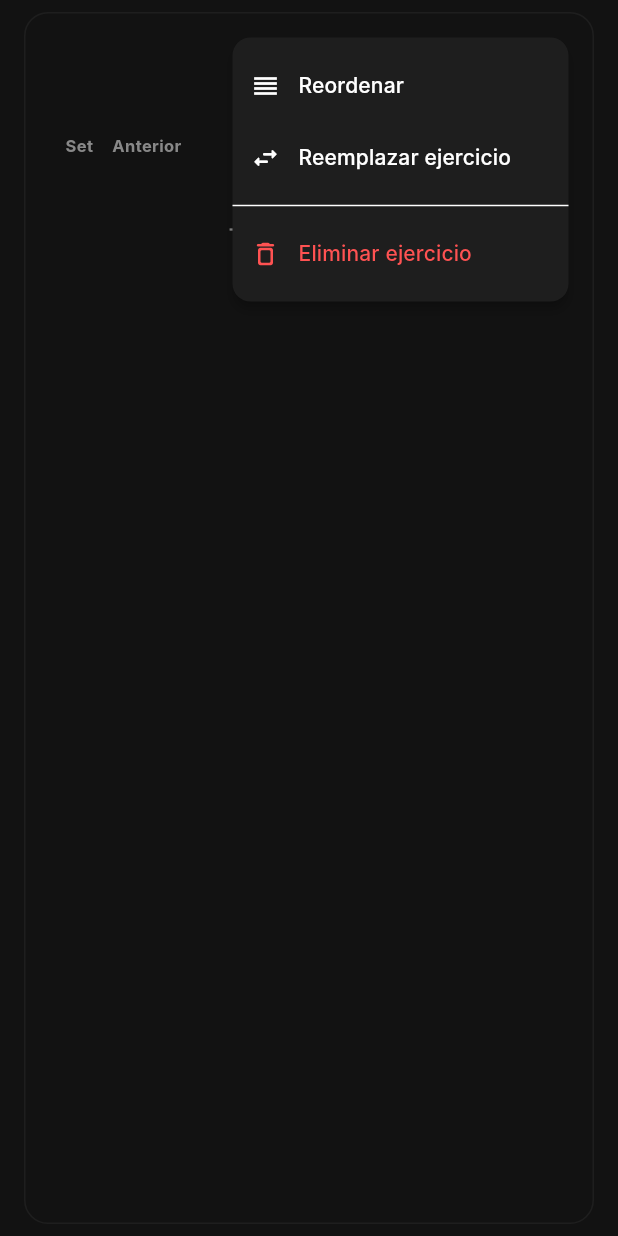
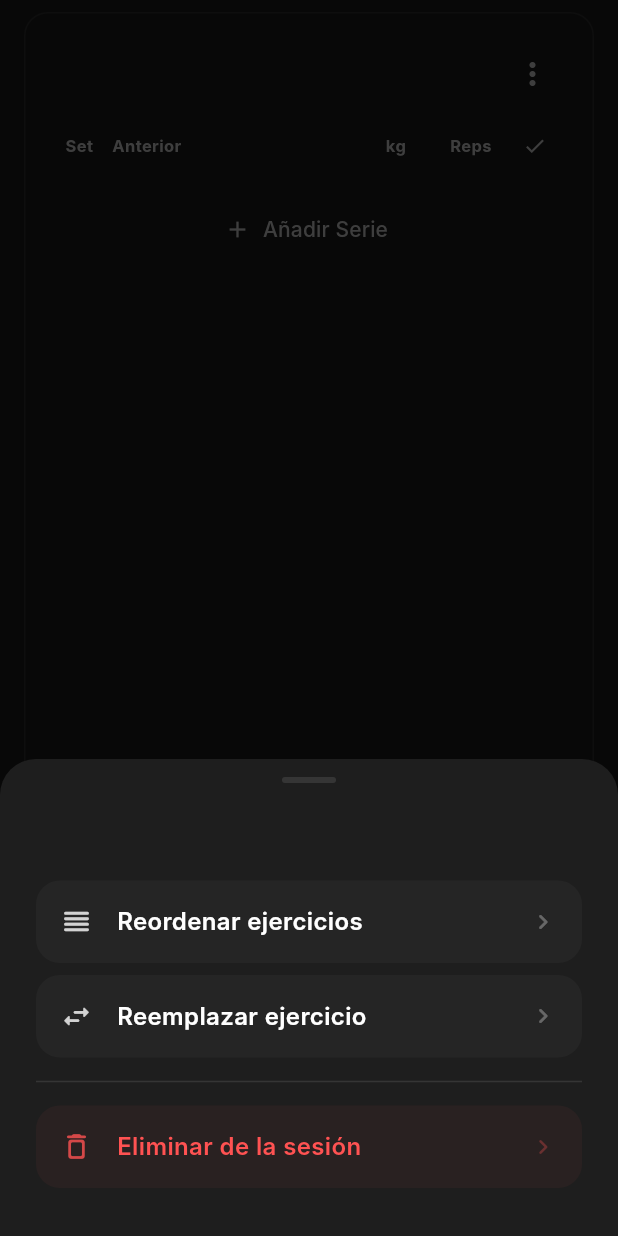
Before and after one commit to Guerrero018/Heft-App, a Flutter app: the _ActiveExerciseCard widget shown alone on an empty page, opened directly with empty values, after a tap on the "more vert" icon, on a phone screen of 412 x 824 dp. Run offline on Flutter 3.47's test engine with Material 3 defaults, Android fonts, the phone set to English and light mode, and no system bars; our stand-ins replace cached_network_image, dio, flutter_dotenv, flutter_riverpod, flutter_secure_storage, google_sign_in and 1 more; accounts and stored records are empty; network calls fail; Roboto replaces fonts that are missing (Inter).

Commit message:
feat: replace swipe actions with premium bottom action sheet for exercise management

```diff
--- a/frontend/lib/features/live_workout/domain/live_workout_state.dart
+++ b/frontend/lib/features/live_workout/domain/live_workout_state.dart
@@ -73,10 +73,7 @@ class ActiveExercise {
   final RoutineExercise routineExercise;
   final List<WorkoutSetData> sets;
 
-  ActiveExercise({
-    required this.routineExercise,
-    required this.sets,
-  });
+  ActiveExercise({required this.routineExercise, required this.sets});
 
   ActiveExercise copyWith({
     RoutineExercise? routineExercise,
--- a/frontend/lib/features/live_workout/presentation/screens/live_workout_screen.dart
+++ b/frontend/lib/features/live_workout/presentation/screens/live_workout_screen.dart
@@ -211,7 +211,11 @@ class LiveWorkoutScreen extends ConsumerWidget {
                   color: Colors.white.withOpacity(0.05),
                   shape: BoxShape.circle,
                 ),
-                child: const Icon(Icons.settings_outlined, color: AppTheme.hintColor, size: 20),
+                child: const Icon(
+                  Icons.settings_outlined,
+                  color: AppTheme.hintColor,
+                  size: 20,
+                ),
               ),
               onPressed: () => _showSettings(context, ref),
             ),
@@ -247,7 +251,9 @@ class LiveWorkoutScreen extends ConsumerWidget {
                       onPressed: () async {
                         final newExercise = await Navigator.of(context).push(
                           MaterialPageRoute(
-                            builder: (context) => const ExerciseCatalogScreen(isSelectionMode: true),
+                            builder: (context) => const ExerciseCatalogScreen(
+                              isSelectionMode: true,
+                            ),
                           ),
                         );
 
@@ -264,16 +270,22 @@ class LiveWorkoutScreen extends ConsumerWidget {
                             targetReps: 10,
                             targetWeight: 0,
                           );
-                          ref.read(liveWorkoutProvider.notifier).addExercise(routineEx);
+                          ref
+                              .read(liveWorkoutProvider.notifier)
+                              .addExercise(routineEx);
                         }
                       },
                       icon: const Icon(Icons.add_rounded),
                       label: const Text('AÑADIR EJERCICIO'),
                       style: OutlinedButton.styleFrom(
                         foregroundColor: AppTheme.primaryColor,
-                        side: BorderSide(color: AppTheme.primaryColor.withOpacity(0.5)),
+                        side: BorderSide(
+                          color: AppTheme.primaryColor.withOpacity(0.5),
+                        ),
                         padding: const EdgeInsets.symmetric(vertical: 16),
-                        shape: RoundedRectangleBorder(borderRadius: BorderRadius.circular(12)),
+                        shape: RoundedRectangleBorder(
+                          borderRadius: BorderRadius.circular(12),
+                        ),
                       ),
                     ),
                   ),
@@ -291,11 +303,19 @@ class LiveWorkoutScreen extends ConsumerWidget {
                           height: 45,
                           child: IconButton(
                             onPressed: () => _confirmCancel(context, ref),
-                            icon: const Icon(Icons.delete_outline_rounded, color: Colors.redAccent, size: 20),
+                            icon: const Icon(
+                              Icons.delete_outline_rounded,
+                              color: Colors.redAccent,
+                              size: 20,
+                            ),
                             padding: EdgeInsets.zero,
                             style: IconButton.styleFrom(
-                              backgroundColor: Colors.redAccent.withOpacity(0.1),
-                              shape: RoundedRectangleBorder(borderRadius: BorderRadius.circular(12)),
+                              backgroundColor: Colors.redAccent.withOpacity(
+                                0.1,
+                              ),
+                              shape: RoundedRectangleBorder(
+                                borderRadius: BorderRadius.circular(12),
+                              ),
                             ),
                           ),
                         ),
@@ -304,14 +324,18 @@ class LiveWorkoutScreen extends ConsumerWidget {
                         Expanded(
                           child: ElevatedButton(
                             onPressed: () async {
-                              await ref.read(liveWorkoutProvider.notifier).finishWorkout();
+                              await ref
+                                  .read(liveWorkoutProvider.notifier)
+                                  .finishWorkout();
                               if (context.mounted) Navigator.of(context).pop();
                             },
                             style: ElevatedButton.styleFrom(
                               backgroundColor: AppTheme.primaryColor,
                               foregroundColor: Colors.black,
                               padding: const EdgeInsets.symmetric(vertical: 16),
-                              shape: RoundedRectangleBorder(borderRadius: BorderRadius.circular(12)),
+                              shape: RoundedRectangleBorder(
+                                borderRadius: BorderRadius.circular(12),
+                              ),
                             ),
                             child: const Text(
                               'FINALIZAR ENTRENAMIENTO',
@@ -389,7 +413,10 @@ class _ActiveExerciseCard extends ConsumerWidget {
       context: context,
       builder: (ctx) => AlertDialog(
         backgroundColor: AppTheme.surfaceColor,
-        title: const Text('Eliminar Ejercicio', style: TextStyle(color: Colors.white)),
+        title: const Text(
+          'Eliminar Ejercicio',
+          style: TextStyle(color: Colors.white),
+        ),
         content: const Text(
           '¿Estás seguro de que quieres eliminar este ejercicio de la sesión actual?',
           style: TextStyle(color: AppTheme.hintColor),
@@ -397,16 +424,155 @@ class _ActiveExerciseCard extends ConsumerWidget {
         actions: [
           TextButton(
             onPressed: () => Navigator.of(ctx).pop(),
-            child: const Text('Cancelar', style: TextStyle(color: AppTheme.primaryColor)),
+            child: const Text(
+              'Cancelar',
+              style: TextStyle(color: AppTheme.primaryColor),
+            ),
           ),
           TextButton(
             onPressed: () {
               ref.read(liveWorkoutProvider.notifier).removeExercise(index);
               Navigator.of(ctx).pop();
             },
-            child: const Text('Eliminar', style: TextStyle(color: Colors.redAccent)),
+            child: const Text(
+              'Eliminar',
+              style: TextStyle(color: Colors.redAccent),
+            ),
           ),
         ],
+      ),
+    );
+  }
+
+  void _showExerciseActions(BuildContext context, WidgetRef ref) {
+    showModalBottomSheet(
+      context: context,
+      backgroundColor: AppTheme.cardColor,
+      shape: const RoundedRectangleBorder(
+        borderRadius: BorderRadius.vertical(top: Radius.circular(24)),
+      ),
+      builder: (ctx) => Container(
+        padding: const EdgeInsets.fromLTRB(24, 12, 24, 32),
+        child: Column(
+          mainAxisSize: MainAxisSize.min,
+          children: [
+            // Handle visual para deslizar
+            Container(
+              width: 36,
+              height: 4,
+              decoration: BoxDecoration(
+                color: Colors.white.withOpacity(0.1),
+                borderRadius: BorderRadius.circular(2),
+              ),
+            ),
+            const SizedBox(height: 24),
+            Text(
+              exercise.routineExercise.exerciseName.toUpperCase(),
+              style: const TextStyle(
+                fontSize: 12,
+                fontWeight: FontWeight.w800,
+                letterSpacing: 1.5,
+                color: AppTheme.hintColor,
+              ),
+              textAlign: TextAlign.center,
+              maxLines: 1,
+              overflow: TextOverflow.ellipsis,
+            ),
+            const SizedBox(height: 24),
+
+            _buildActionTile(
+              icon: Icons.reorder_rounded,
+              title: 'Reordenar ejercicios',
+              onTap: () {
+                Navigator.pop(ctx);
+                _showReorderDialog(context, ref);
+              },
+            ),
+            const SizedBox(height: 8),
+            _buildActionTile(
+              icon: Icons.swap_horiz_rounded,
+              title: 'Reemplazar ejercicio',
+              onTap: () async {
+                Navigator.pop(ctx);
+                final newExercise = await Navigator.of(context).push(
+                  MaterialPageRoute(
+                    builder: (context) =>
+                        const ExerciseCatalogScreen(isSelectionMode: true),
+                  ),
+                );
+                if (newExercise != null) {
+                  final routineEx = RoutineExercise(
+                    id: 0, // Temp ID
+                    exerciseId: newExercise.id,
+                    exerciseName: newExercise.name,
+                    muscleGroup: newExercise.muscleGroup,
+                    externalId: newExercise.externalId,
+                    gifUrl: newExercise.gifUrl,
+                    order: exercise.routineExercise.order,
+                    targetSets: exercise.sets.length,
+                    targetReps: exercise.sets.first.reps,
+                    targetWeight: exercise.sets.first.weight,
+                  );
+                  ref
+                      .read(liveWorkoutProvider.notifier)
+                      .replaceExercise(exerciseIndex, routineEx);
+                }
+              },
+            ),
+            const Divider(color: Colors.white10, height: 32),
+            _buildActionTile(
+              icon: Icons.delete_outline_rounded,
+              title: 'Eliminar de la sesión',
+              isDestructive: true,
+              onTap: () {
+                Navigator.pop(ctx);
+                _confirmDeleteExercise(context, ref, exerciseIndex);
+              },
+            ),
+          ],
+        ),
+      ),
+    );
+  }
+
+  Widget _buildActionTile({
+    required IconData icon,
+    required String title,
+    required VoidCallback onTap,
+    bool isDestructive = false,
+  }) {
+    final color = isDestructive ? Colors.redAccent : Colors.white;
+    return InkWell(
+      onTap: onTap,
+      borderRadius: BorderRadius.circular(16),
+      child: Container(
+        padding: const EdgeInsets.symmetric(horizontal: 16, vertical: 16),
+        decoration: BoxDecoration(
+          color: isDestructive
+              ? Colors.redAccent.withOpacity(0.05)
+              : Colors.white.withOpacity(0.03),
+          borderRadius: BorderRadius.circular(16),
+        ),
+        child: Row(
+          children: [
+            Icon(icon, color: color.withOpacity(0.8), size: 22),
+            const SizedBox(width: 16),
+            Text(
+              title,
+              style: TextStyle(
+                color: color,
+                fontWeight: FontWeight.w600,
+                fontSize: 16,
+              ),
+            ),
+            const Spacer(),
+            Icon(
+              Icons.chevron_right_rounded,
+              color: color.withOpacity(0.3),
+              size: 20,
+            ),
+          ],
+        ),
       ),
     );
   }
@@ -415,7 +581,9 @@ class _ActiveExerciseCard extends ConsumerWidget {
     showModalBottomSheet(
       context: context,
       backgroundColor: AppTheme.surfaceColor,
-      shape: const RoundedRectangleBorder(borderRadius: BorderRadius.vertical(top: Radius.circular(20))),
+      shape: const RoundedRectangleBorder(
+        borderRadius: BorderRadius.vertical(top: Radius.circular(20)),
+      ),
       builder: (ctx) {
         return Consumer(
           builder: (context, ref, _) {
@@ -427,7 +595,11 @@ class _ActiveExerciseCard extends ConsumerWidget {
                 children: [
                   const Text(
                     'REORDENAR EJERCICIOS',
-                    style: TextStyle(fontSize: 16, fontWeight: FontWeight.bold, letterSpacing: 1.2),
+                    style: TextStyle(
+                      fontSize: 16,
+                      fontWeight: FontWeight.bold,
+                      letterSpacing: 1.2,
+                    ),
                   ),
                   const SizedBox(height: 16),
                   const Text(
@@ -436,19 +608,33 @@ class _ActiveExerciseCard extends ConsumerWidget {
                   ),
                   const SizedBox(height: 16),
                   ConstrainedBox(
-                    constraints: BoxConstraints(maxHeight: MediaQuery.of(context).size.height * 0.5),
+                    constraints: BoxConstraints(
+                      maxHeight: MediaQuery.of(context).size.height * 0.5,
+                    ),
                     child: ReorderableListView(
                       shrinkWrap: true,
                       onReorder: (oldIndex, newIndex) {
-                        ref.read(liveWorkoutProvider.notifier).reorderExercises(oldIndex, newIndex);
+                        ref
+                            .read(liveWorkoutProvider.notifier)
+                            .reorderExercises(oldIndex, newIndex);
                       },
                       children: [
                         for (int i = 0; i < exercises.length; i++)
                           ListTile(
                             key: ValueKey('reorder_$i'),
-                            leading: const Icon(Icons.drag_indicator, color: AppTheme.hintColor),
-                            title: Text(exercises[i].routineExercise.exerciseName),
-                            trailing: Text('${i + 1}º', style: const TextStyle(color: AppTheme.primaryColor)),
+                            leading: const Icon(
+                              Icons.drag_indicator,
+                              color: AppTheme.hintColor,
+                            ),
+                            title: Text(
+                              exercises[i].routineExercise.exerciseName,
+                            ),
+                            trailing: Text(
+                              '${i + 1}º',
+                              style: const TextStyle(
+                                color: AppTheme.primaryColor,
+                              ),
+                            ),
                           ),
                       ],
                     ),
@@ -499,71 +685,9 @@ class _ActiveExerciseCard extends ConsumerWidget {
                   ),
                 ),
               ),
-              PopupMenuButton<String>(
+              IconButton(
                 icon: const Icon(Icons.more_vert, color: AppTheme.hintColor),
-                color: AppTheme.cardColor,
-                shape: RoundedRectangleBorder(borderRadius: BorderRadius.circular(12)),
-                onSelected: (value) async {
-                  if (value == 'delete') {
-                    _confirmDeleteExercise(context, ref, exerciseIndex);
-                  } else if (value == 'replace') {
-                    final newExercise = await Navigator.of(context).push(
-                      MaterialPageRoute(
-                        builder: (context) => const ExerciseCatalogScreen(isSelectionMode: true),
-                      ),
-                    );
-                    if (newExercise != null) {
-                      final routineEx = RoutineExercise(
-                        id: 0, // Temp ID
-                        exerciseId: newExercise.id,
-                        exerciseName: newExercise.name,
-                        muscleGroup: newExercise.muscleGroup,
-                        externalId: newExercise.externalId,
-                        gifUrl: newExercise.gifUrl,
-                        order: exercise.routineExercise.order,
-                        targetSets: exercise.sets.length,
-                        targetReps: exercise.sets.first.reps,
-                        targetWeight: exercise.sets.first.weight,
-                      );
-                      ref.read(liveWorkoutProvider.notifier).replaceExercise(exerciseIndex, routineEx);
-                    }
-                  } else if (value == 'reorder') {
-                    _showReorderDialog(context, ref);
-                  }
-                },
-                itemBuilder: (context) => [
-                  const PopupMenuItem(
-                    value: 'reorder',
-                    child: Row(
-                      children: [
-                        Icon(Icons.reorder, size: 20),
-                        SizedBox(width: 12),
-                        Text('Reordenar'),
-                      ],
-                    ),
-                  ),
-                  const PopupMenuItem(
-                    value: 'replace',
-                    child: Row(
-                      children: [
-                        Icon(Icons.swap_horiz_rounded, size: 20),
-                        SizedBox(width: 12),
-                        Text('Reemplazar ejercicio'),
-                      ],
-                    ),
-                  ),
-                  const PopupMenuDivider(),
-                  const PopupMenuItem(
-                    value: 'delete',
-                    child: Row(
-                      children: [
-                        Icon(Icons.delete_outline_rounded, color: Colors.redAccent, size: 20),
-                        SizedBox(width: 12),
-                        Text('Eliminar ejercicio', style: TextStyle(color: Colors.redAccent)),
-                      ],
-                    ),
-                  ),
-                ],
+                onPressed: () => _showExerciseActions(context, ref),
               ),
             ],
           ),
@@ -773,8 +897,10 @@ class _SetRow extends ConsumerWidget {
                     ? '${setData.prevWeight.toString().replaceAll(RegExp(r'\.0$'), '')}k x ${setData.prevReps}'
                     : '-',
                 style: TextStyle(
-                  color: isCompleted ? AppTheme.primaryColor.withOpacity(0.6) : AppTheme.hintColor,
-                  fontSize: 10
+                  color: isCompleted
+                      ? AppTheme.primaryColor.withOpacity(0.6)
+                      : AppTheme.hintColor,
+                  fontSize: 10,
                 ),
               ),
             ),
@@ -839,7 +965,9 @@ class _SetRow extends ConsumerWidget {
             SizedBox(
               width: 50,
               child: _buildInput(
-                value: setData.wasModifiedRpe ? (setData.rpe?.toString() ?? '') : '',
+                value: setData.wasModifiedRpe
+                    ? (setData.rpe?.toString() ?? '')
+                    : '',
                 hint: '-',
                 isCompleted: isCompleted,
                 isModified: setData.wasModifiedRpe,
@@ -857,7 +985,9 @@ class _SetRow extends ConsumerWidget {
             SizedBox(
               width: 50,
               child: _buildInput(
-                value: setData.wasModifiedRir ? (setData.rir?.toString() ?? '') : '',
+                value: setData.wasModifiedRir
+                    ? (setData.rir?.toString() ?? '')
+                    : '',
                 hint: '-',
                 isCompleted: isCompleted,
                 isModified: setData.wasModifiedRir,
```
